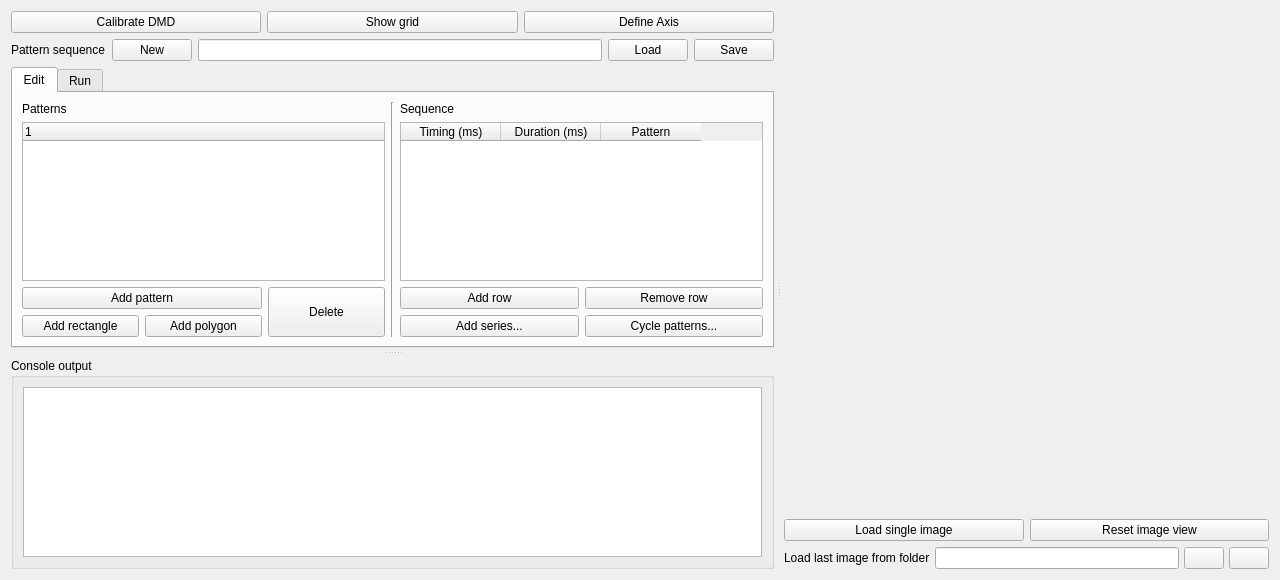
Before: the Qt Designer form stim1p/ui/qt/DMD_stim.ui in gfayebedrin/DMDcontrol, drawn with Qt 5.
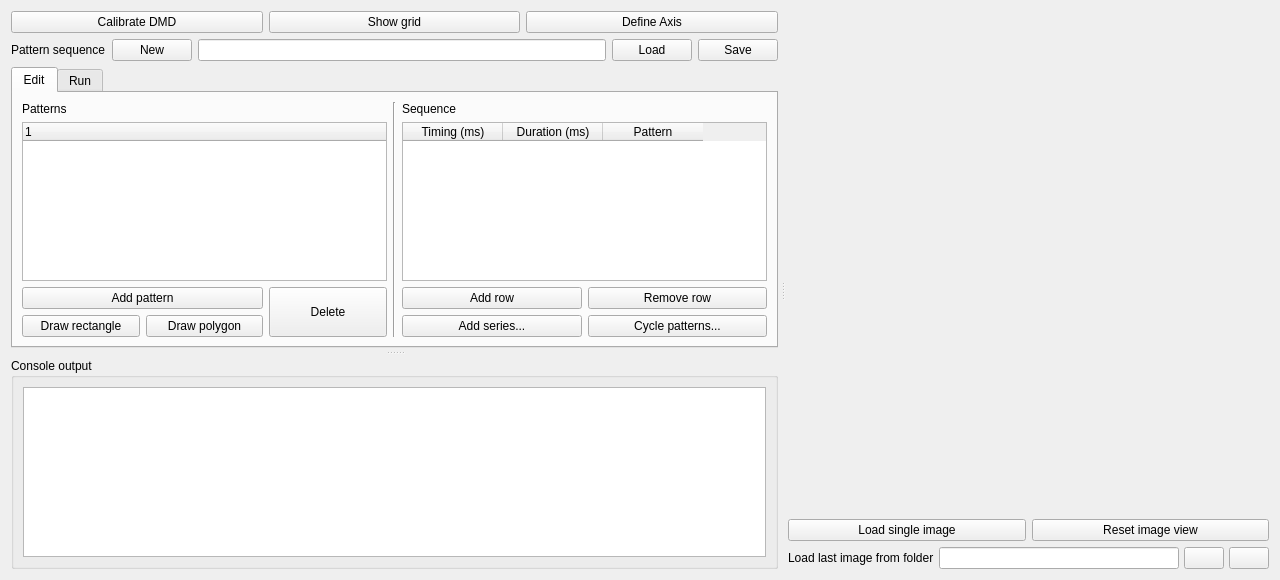
After: the same form once the commit is applied. Icons and pictures are not drawn.

What changed in the file:
```diff
--- a/stim1p/ui/qt/DMD_stim.ui
+++ b/stim1p/ui/qt/DMD_stim.ui
@@ -178,14 +178,14 @@
                 <item row="1" column="0">
                  <widget class="QPushButton" name="pushButton_7">
                   <property name="text">
-                   <string>Add rectangle</string>
+                   <string>Draw rectangle</string>
                   </property>
                  </widget>
                 </item>
                 <item row="1" column="1">
                  <widget class="QPushButton" name="pushButton_add_roi">
                   <property name="text">
-                   <string>Add polygon</string>
+                   <string>Draw polygon</string>
                   </property>
                  </widget>
                 </item>
```
Left out of the diff: 4 changed lines with no effect on the pictures.
